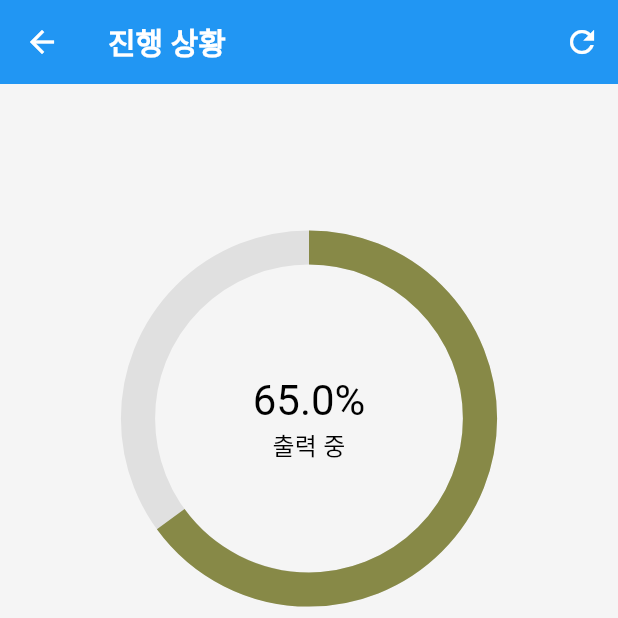
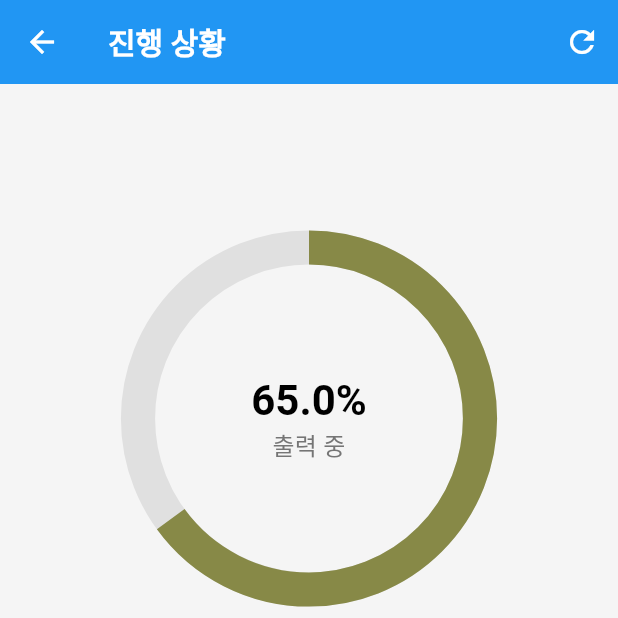
Before and after one commit to Githarold/juicyMIE, a Flutter app: the screen it shows after launch, after a tap on "진행 중인 프린트", on a phone screen of 412 x 824 dp, the top half of it. Run offline on Flutter 3.47's test engine with Material 3 defaults, Android fonts, the phone set to English and light mode, and no system bars; our stand-ins replace flutter_bluetooth_serial, shared_preferences.

Commit message:
Upgrade UI/UX

```diff
--- a/lib/main.dart
+++ b/lib/main.dart
@@ -20,7 +20,7 @@ class PrinterControlApp extends StatelessWidget {
     return Consumer<ThemeProvider>(
       builder: (context, themeProvider, child) {
         return MaterialApp(
-          title: '3D 프린터',
+          title: '3D 프린ss터',
           debugShowCheckedModeBanner: false,
           theme: ThemeData(
             colorScheme: ColorScheme.light(
--- a/lib/screens/home_screen.dart
+++ b/lib/screens/home_screen.dart
@@ -4,9 +4,70 @@ import 'print_progress_screen.dart';
 import 'settings_screen.dart';
 import 'printer_connection_screen.dart';
 import 'info_screen.dart';
+import '../services/bluetooth_service.dart';
+import 'dart:async';
 
-class HomeScreen extends StatelessWidget {
+class HomeScreen extends StatefulWidget {
   const HomeScreen({super.key});
+
+  @override
+  State<HomeScreen> createState() => _HomeScreenState();
+}
+
+class _HomeScreenState extends State<HomeScreen> {
+  final BluetoothService _bluetoothService = BluetoothService();
+  bool isConnected = false;
+  double? nozzleTemp;
+  double? bedTemp;
+  Timer? _updateTimer;
+
+  @override
+  void initState() {
+    super.initState();
+    _checkPrinterConnection();
+    _startPeriodicUpdate();
+  }
+
+  void _startPeriodicUpdate() {
+    _updateTimer = Timer.periodic(Duration(seconds: 5), (timer) {
+      _updatePrinterStatus();
+    });
+  }
+
+  Future<void> _checkPrinterConnection() async {
+    const String printerAddress = '00:00:00:00:00:00'; // 실제 프린터 주소로 변경해야 합니다
+    bool connected = await _bluetoothService.connectToPrinter(printerAddress);
+    setState(() {
+      isConnected = connected;
+    });
+    if (connected) {
+      _updatePrinterStatus();
+    } else {
+      setState(() {
+        nozzleTemp = null;
+        bedTemp = null;
+      });
+    }
+  }
+
+  Future<void> _updatePrinterStatus() async {
+    if (isConnected) {
+      try {
+        double nozzle = await _bluetoothService.getNozzleTemperature();
+        double bed = await _bluetoothService.getBedTemperature();
+        setState(() {
+          nozzleTemp = nozzle;
+          bedTemp = bed;
+        });
+      } catch (e) {
+        print('온도 업데이트 중 오류 발생: $e');
+        setState(() {
+          nozzleTemp = null;
+          bedTemp = null;
+        });
+      }
+    }
+  }
 
   @override
   Widget build(BuildContext context) {
@@ -45,33 +106,49 @@ class HomeScreen extends StatelessWidget {
       child: Padding(
         padding: const EdgeInsets.all(16.0),
         child: Column(
+          crossAxisAlignment: CrossAxisAlignment.start,
           children: [
             Row(
               mainAxisAlignment: MainAxisAlignment.spaceBetween,
               children: [
-                const Text('상태:', style: TextStyle(fontSize: 16)),
-                Text('연결됨', style: TextStyle(color: Colors.green[700], fontSize: 16)),
+                Text('프린터 상태', style: TextStyle(fontSize: 18, fontWeight: FontWeight.bold)),
+                _buildStatusChip(isConnected ? '연결됨' : '연결 안됨', isConnected ? Colors.green : Colors.red),
               ],
             ),
+            const SizedBox(height: 16),
+            _buildTemperatureRow('노즐 온도', nozzleTemp, 250),
             const SizedBox(height: 8),
-            Row(
-              mainAxisAlignment: MainAxisAlignment.spaceBetween,
-              children: const [
-                Text('노즐 온도:', style: TextStyle(fontSize: 16)),
-                Text('200°C', style: TextStyle(fontSize: 16)),
-              ],
-            ),
-            const SizedBox(height: 8),
-            Row(
-              mainAxisAlignment: MainAxisAlignment.spaceBetween,
-              children: const [
-                Text('베드 온도:', style: TextStyle(fontSize: 16)),
-                Text('60°C', style: TextStyle(fontSize: 16)),
-              ],
-            ),
+            _buildTemperatureRow('베드 온도', bedTemp, 100),
           ],
         ),
       ),
+    );
+  }
+
+  Widget _buildStatusChip(String label, Color color) {
+    return Container(
+      padding: EdgeInsets.symmetric(horizontal: 12, vertical: 6),
+      decoration: BoxDecoration(
+        color: color,
+        borderRadius: BorderRadius.circular(20),
+      ),
+      child: Text(
+        label,
+        style: TextStyle(color: Colors.white, fontSize: 14),
+      ),
+    );
+  }
+
+  Widget _buildTemperatureRow(String label, double? temperature, double maxTemp) {
+    return Row(
+      mainAxisAlignment: MainAxisAlignment.spaceBetween,
+      children: [
+        Text(label),
+        Text(
+          temperature != null ? '${temperature.toStringAsFixed(1)}°C' : '-- °C',
+          style: TextStyle(fontWeight: FontWeight.bold),
+        ),
+      ],
     );
   }
 
@@ -162,4 +239,11 @@ class HomeScreen extends StatelessWidget {
       ),
     );
   }
+
+  @override
+  void dispose() {
+    _updateTimer?.cancel();
+    _bluetoothService.disconnect();
+    super.dispose();
+  }
 }
--- a/lib/screens/print_progress_screen.dart
+++ b/lib/screens/print_progress_screen.dart
@@ -96,9 +96,6 @@ class PrintProgressScreenState extends State<PrintProgressScreen> {
         final double size = constraints.maxWidth * 0.6;
 
         return Center(
-          child: SizedBox(
-            width: size,
-            height: size,
           child: Stack(
             alignment: Alignment.center,
             children: [
@@ -112,23 +109,20 @@ class PrintProgressScreenState extends State<PrintProgressScreen> {
                   valueColor: AlwaysStoppedAnimation<Color>(getProgressColor(progress)),
                 ),
               ),
-                Center(
-                  child: Column(
+              Column(
                 mainAxisAlignment: MainAxisAlignment.center,
                 children: [
                   Text(
                     '${(progress * 100).toStringAsFixed(1)}%',
-                        style: Theme.of(context).textTheme.headlineMedium,
+                    style: Theme.of(context).textTheme.headlineMedium?.copyWith(fontWeight: FontWeight.bold),
                   ),
                   Text(
                     status,
-                        style: Theme.of(context).textTheme.titleMedium,
+                    style: Theme.of(context).textTheme.titleMedium?.copyWith(color: Colors.grey[600]),
                   ),
                 ],
               ),
-                ),
             ],
-            ),
           ),
         );
       },
--- a/pubspec.yaml
+++ b/pubspec.yaml
@@ -16,7 +16,7 @@ publish_to: 'none' # Remove this line if you wish to publish to pub.dev
 # https://developer.apple.com/library/archive/documentation/General/Reference/InfoPlistKeyReference/Articles/CoreFoundationKeys.html
 # In Windows, build-name is used as the major, minor, and patch parts
 # of the product and file versions while build-number is used as the build suffix.
-version: 1.0.4
+version: 1.0.6
 
 environment:
   sdk: ^3.5.3
```
Also changed, not shown: lib/screens/settings_screen.dart (+32 -15 lines), lib/services/bluetooth_service.dart (+22 -0 lines). Lines whose indentation alone changed are shown as unchanged.
